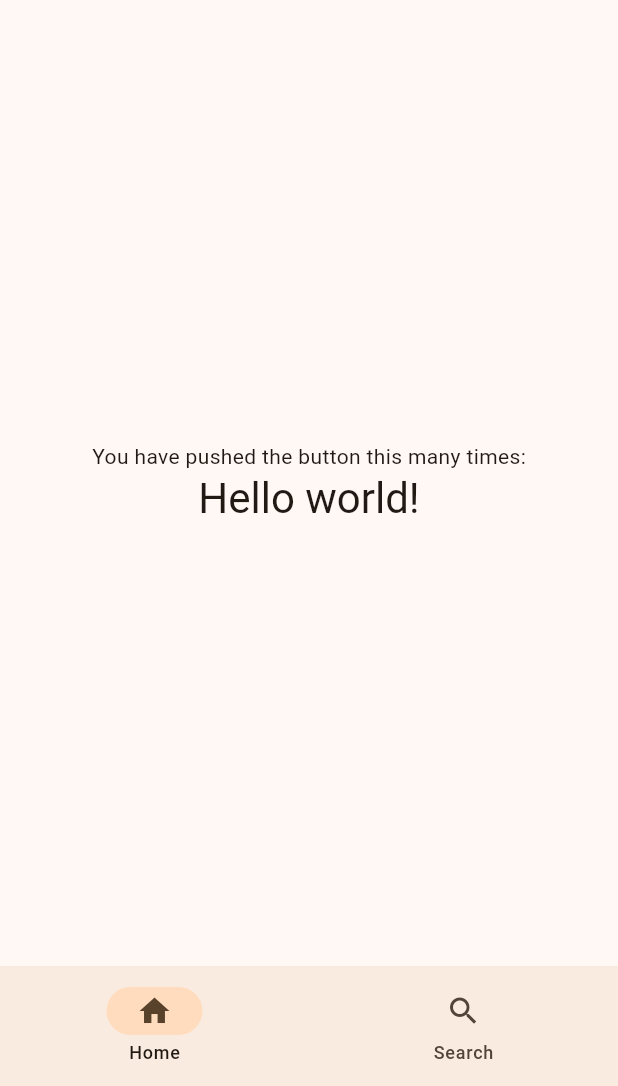
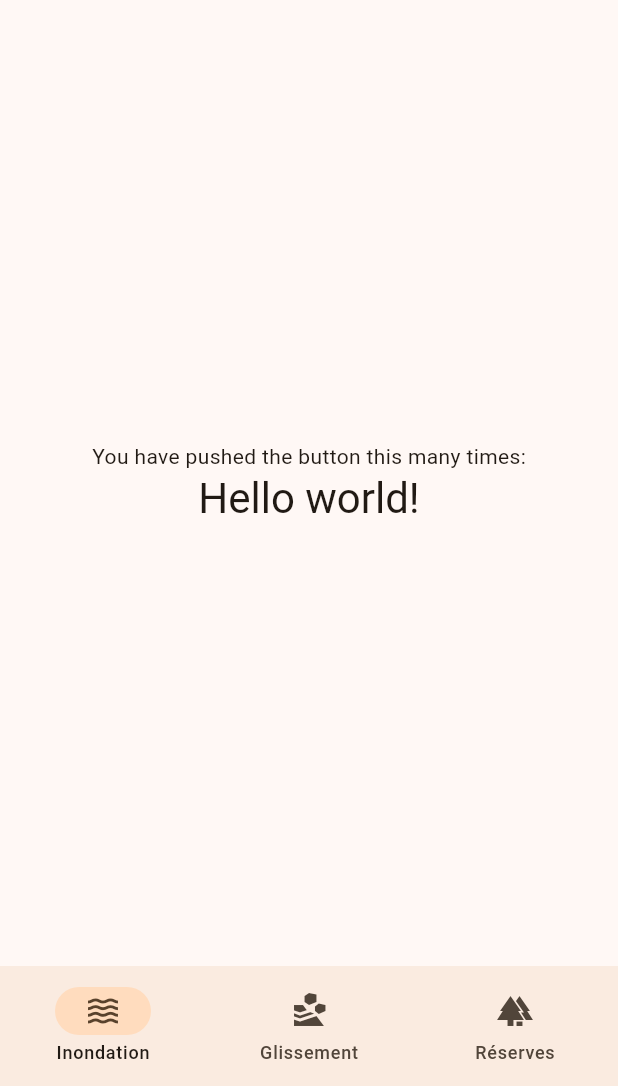
Before and after one commit to Andreea-Maria1/PolyHx-2025, a Flutter app: the screen it shows after launch, on a phone screen of 412 x 824 dp, the part 150-1236 px from its top. Run offline on Flutter 3.47's test engine with Material 3 defaults, Android fonts, the phone set to English and light mode, and no system bars.

Commit message:
Added Navbar icons

```diff
--- a/lib/components/navbar.dart
+++ b/lib/components/navbar.dart
@@ -1,15 +1,31 @@
 import 'package:flutter/material.dart';
 
-class Navbar extends StatelessWidget {
-  const Navbar({
+class Navbar extends StatefulWidget {
+  Navbar({
     super.key,
   });
 
   @override
+  State<Navbar> createState() => _NavbarState();
+}
+
+class _NavbarState extends State<Navbar> {
+  int selectedIndex = 0;
+
+  @override
   Widget build(BuildContext context) {
-    return NavigationBar(destinations: const [
-      NavigationDestination(icon: Icon(Icons.home), label: 'Home'),
-      NavigationDestination(icon: Icon(Icons.search), label: 'Search'),
-    ], selectedIndex: 0);
+    return NavigationBar(
+      destinations: const [
+        NavigationDestination(icon: Icon(Icons.waves), label: 'Inondation'),
+        NavigationDestination(icon: Icon(Icons.landslide), label: 'Glissement'),
+        NavigationDestination(icon: Icon(Icons.forest), label: 'Réserves'),
+      ],
+      onDestinationSelected: (int index) {
+        setState(() {
+          selectedIndex = index;
+        });
+      },
+      selectedIndex: selectedIndex,
+    );
   }
 }
--- a/lib/pages/home-page.dart
+++ b/lib/pages/home-page.dart
@@ -45,7 +45,7 @@ class _HomePageState extends State<HomePage> {
           ],
         ),
       ),
-      bottomNavigationBar: const Navbar(),
+      bottomNavigationBar: Navbar(),
     );
   }
 }
```
